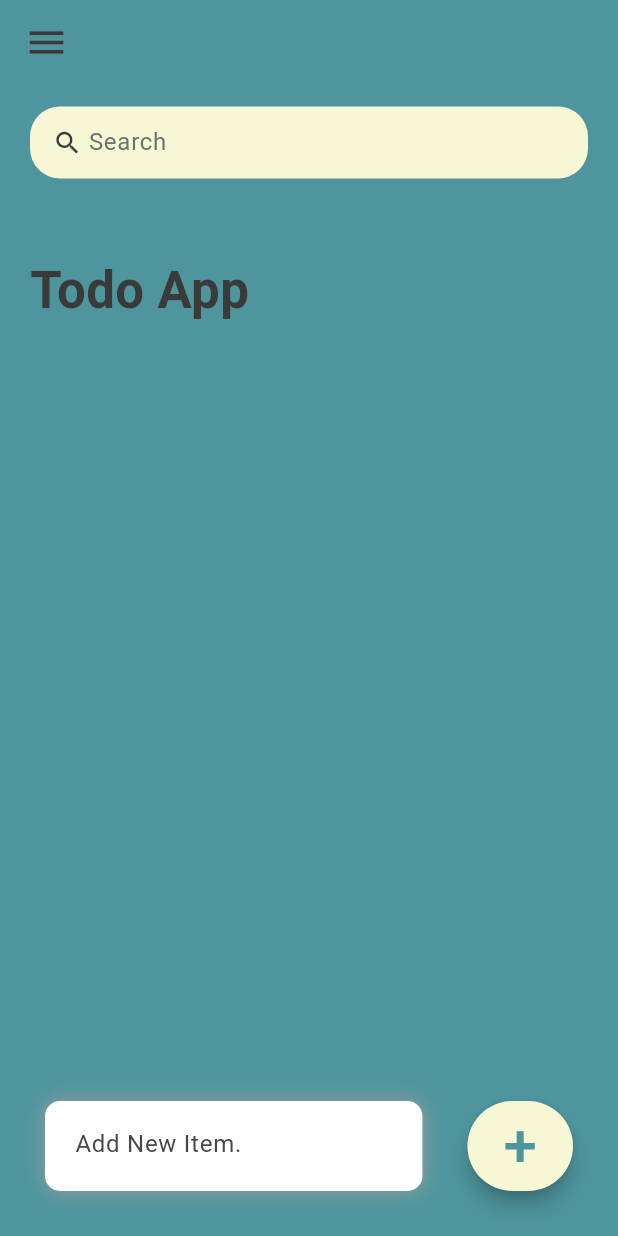
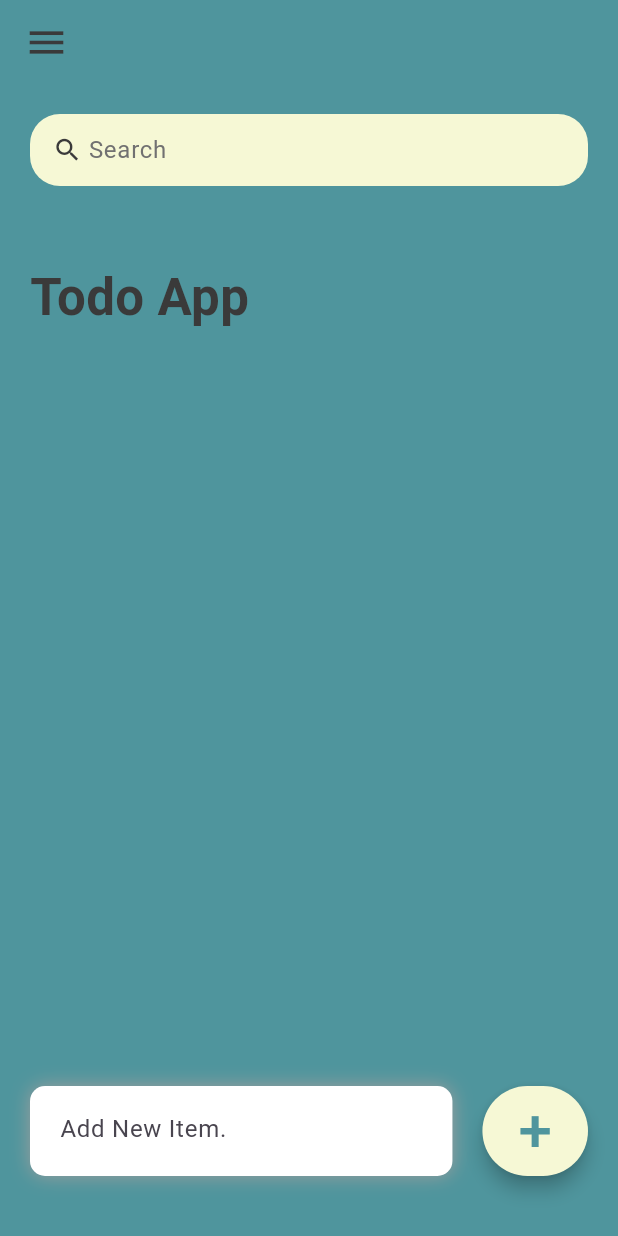
Before and after one commit to parsard/todo_app_flutter, a Flutter app: the screen it shows after launch, on a phone screen of 412 x 824 dp. Run offline on Flutter 3.47's test engine with Material 3 defaults, Android fonts, the phone set to English and light mode, and no system bars; our stand-ins replace hexcolor.

```diff
--- a/lib/screens/home.dart
+++ b/lib/screens/home.dart
@@ -30,46 +30,50 @@ class _HomeState extends State<Home> {
       appBar: AppBarWidget(),
       body: Stack(
         children: [
-            Container(
-              padding: EdgeInsets.symmetric
-                (horizontal: 20, vertical: 15),
-              child: Column(
+          ListView(
+            padding: EdgeInsets.all(20),
             children: [
               SearchBoxWidget(onChanged: _runFilter),
-                  Expanded(
-                    child: ListView(
-                      children: [
               Container(
-                          margin: EdgeInsets.only(top: 50, bottom: 20),
-                          child: Text('Todo App', style:
-                          TextStyle(color: tdBlack,
+                margin: EdgeInsets.only(
+                    top: 50, bottom: 20
+                ),
+                child: Text(
+                  'Todo App',
+                  style: TextStyle(
+                    color: tdBlack,
                     fontSize: 34,
-                              fontWeight: FontWeight.w600),
+                    fontWeight: FontWeight.w600,
                   ),
                 ),
-                        for (ToDo todoo in _foundToDo.reversed)
+              ),
+
+              // The list of TodoItem widgets
+              for (ToDo todo in _foundToDo.reversed)
                 ToDoItem(
-                            todo: todoo,
+                  todo: todo,
                   onToDoChanged: _handleChange,
                   onDeleteItem: _deleteItem,
                   onEditItem: _editItem,
-                          )
+                ),
+              SizedBox(height: 100),
             ],
+          ),
+
+          Positioned(
+            bottom: 10,
+            left: 0,
+            right: 0,
+            child: AddItemWidget(
+              todoController: _todoController,
+              onAddItem: () => _addToDoItem(_todoController.text),
             ),
           ),
         ],
       ),
-            ),
-            AddItemWidget(
-              todoController:_todoController,
-              onAddItem: ()=> _addToDoItem(_todoController.text),
-            )
+    );
 
-          ],
-        )
-    );
   }
-
   void _editItem(ToDo todo) {
     TextEditingController editController = TextEditingController(text: todo.todoText);
 
@@ -78,21 +82,29 @@ class _HomeState extends State<Home> {
       barrierDismissible: false,
       builder: (BuildContext context) {
         return AlertDialog(
+          backgroundColor: Color(0xFFF6F8D5),
+          shape: RoundedRectangleBorder(
+            borderRadius: BorderRadius.circular(40)
+          ),
           title: Text("Edit Todo"),
           content: TextField(
             controller: editController,
             autofocus: true,
             decoration: InputDecoration(
-              labelText: "Edit your todo",
               hintText: "Enter updated todo",
-            ),
+              focusedBorder:UnderlineInputBorder(
+                borderSide: BorderSide(
+                  color: Color(0xFF205781)
+                )
+              )
+            )
           ),
           actions: [
             TextButton(
               onPressed: () {
                 Navigator.of(context).pop();
               },
-              child: Text("Cancel", style: TextStyle(color: tdBlack)),
+              child: Text("Cancel", style: TextStyle(color: Color(0xFFF38C79))),
             ),
             TextButton(
               onPressed: () {
@@ -113,7 +125,7 @@ class _HomeState extends State<Home> {
                 });
                 Navigator.of(context).pop();
               },
-              child: Text("Save", style: TextStyle(color: tdBlack)),
+              child: Text("Save", style: TextStyle(color: Color(0xFF4F959D))),
             ),
           ],
         );
--- a/lib/widgets/add_item.dart
+++ b/lib/widgets/add_item.dart
@@ -17,7 +17,7 @@ import 'package:todo_app/constants/colors.dart';
            Expanded(
              child: Container(
                margin: EdgeInsets.only
-                 (bottom: 30, right: 30, left: 30),
+                 (bottom: 30, right: 20, left: 20),
                height: 60,
                padding: EdgeInsets.symmetric(
                    horizontal: 20,
@@ -48,7 +48,7 @@ import 'package:todo_app/constants/colors.dart';
            Container(
              margin: EdgeInsets.only(
                bottom: 30,
-               right: 30,
+               right: 20,
              ), child:
            ElevatedButton(
              onPressed: onAddItem,
--- a/lib/widgets/todo_item.dart
+++ b/lib/widgets/todo_item.dart
@@ -73,7 +73,6 @@ class ToDoItem extends StatelessWidget {
                   iconSize: 18,
                   color: Colors.white,)
             ),
-
           ],
         ),
       ),
```
Lines whose indentation alone changed are shown as unchanged.
